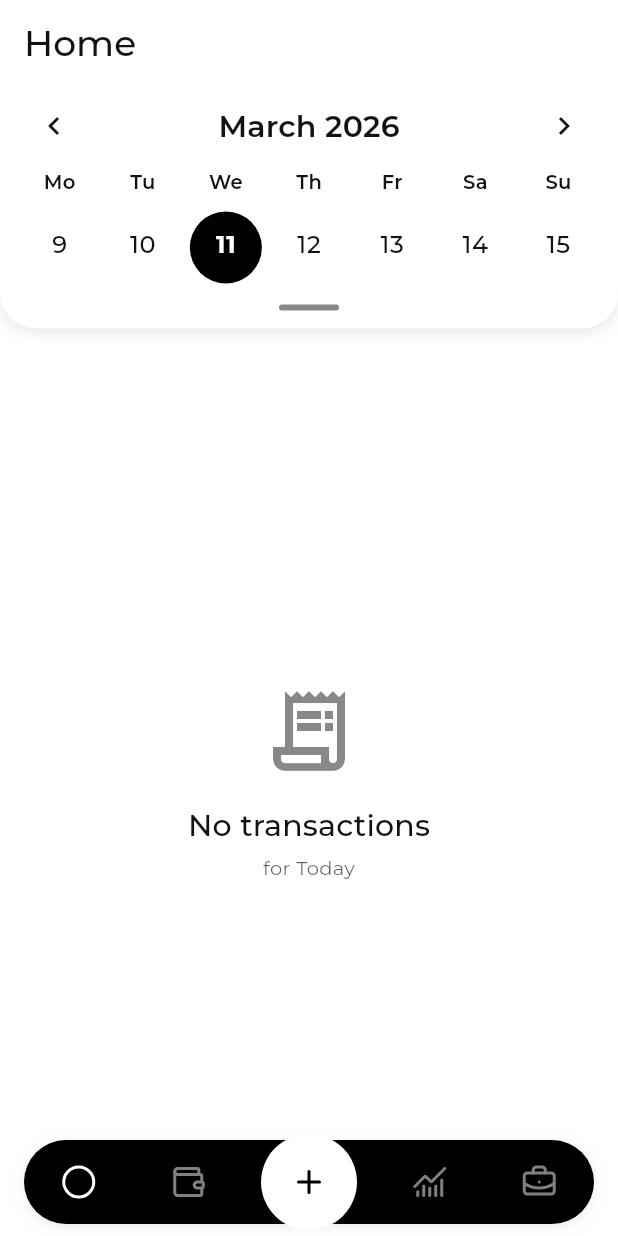
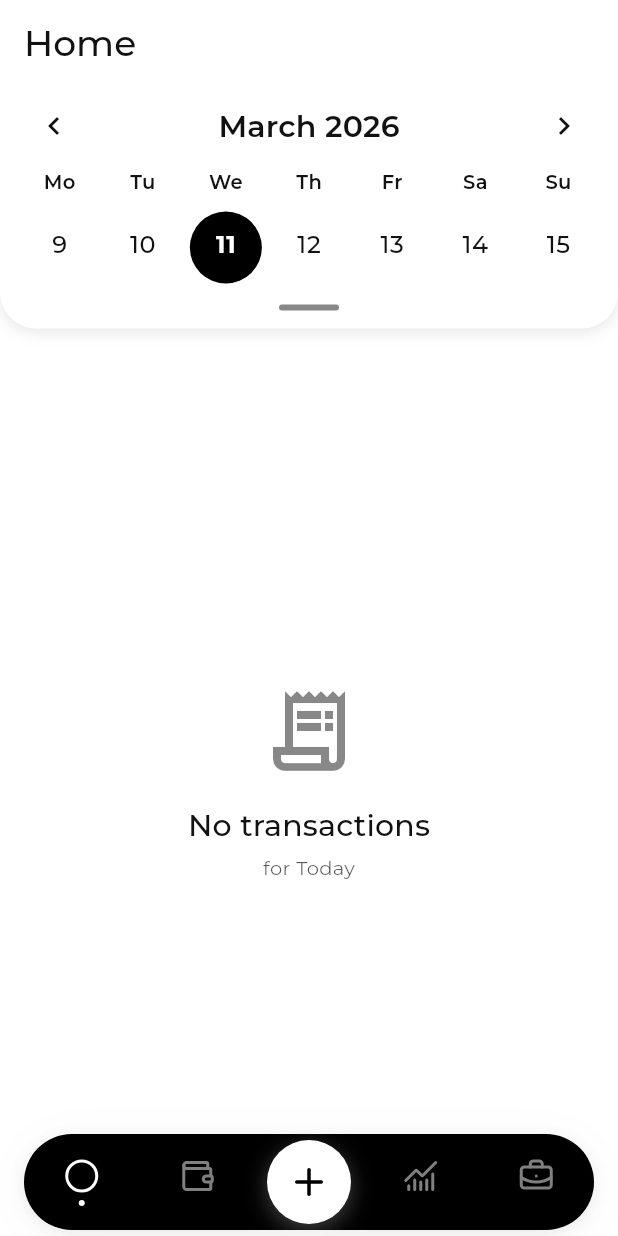
Before and after one commit to aslanDos/WiseBudget, a Flutter app: the screen it shows after launch, on a phone screen of 412 x 824 dp. Run offline on Flutter 3.47's test engine with Material 3 defaults, Android fonts, the phone set to English and light mode, and no system bars; our stand-ins replace dartz, equatable, flutter_bloc, get_it, go_router, lucide_icons_flutter and 2 more; missing offline and left inert: pie_menu; generated files the repository leaves out were written again.

Commit message:
fix: some improvments on NavBar

````diff
--- a/lib/core/theme/app_theme.dart
+++ b/lib/core/theme/app_theme.dart
@@ -1,5 +1,4 @@
 import 'package:flutter/material.dart';
-import 'package:path/path.dart';
 import 'package:pie_menu/pie_menu.dart';
 import 'package:wisebuget/core/constants/app_constants.dart';
 import 'package:wisebuget/core/theme/app_colors_scheme.dart';
@@ -71,7 +70,8 @@ class AppTheme {
         NavbarTheme(
           backgroundColor: scheme.primary,
           activeIconColor: scheme.onPrimary,
-          inactiveIconOpacity: 0.5,
+          inactiveIconColor: scheme.onPrimary.withAlpha(0x80),
+          indicatorColor: scheme.onPrimary,
           transactionButtonBackgroundColor: scheme.primary,
           transactionButtonForegroundColor: scheme.onPrimary,
         ),
--- a/lib/core/theme/navbar_theme.dart
+++ b/lib/core/theme/navbar_theme.dart
@@ -1,18 +1,24 @@
-import 'dart:ui';
-
 import 'package:flutter/material.dart';
 
 class NavbarTheme extends ThemeExtension<NavbarTheme> {
   final Color backgroundColor;
   final Color activeIconColor;
-  final double inactiveIconOpacity;
+  final Color inactiveIconColor;
+  final Color indicatorColor;
   final Color transactionButtonBackgroundColor;
   final Color transactionButtonForegroundColor;
 
-  NavbarTheme({
+  /// Size constants for the navbar layout
+  static const double height = 64.0;
+  static const double centerButtonSize = 56.0;
+  static const double centerGapWidth = 72.0;
+  static const double indicatorSize = 4.0;
+
+  const NavbarTheme({
     required this.backgroundColor,
     required this.activeIconColor,
-    required this.inactiveIconOpacity,
+    required this.inactiveIconColor,
+    required this.indicatorColor,
     required this.transactionButtonBackgroundColor,
     required this.transactionButtonForegroundColor,
   });
@@ -21,14 +27,16 @@ class NavbarTheme extends ThemeExtension<NavbarTheme> {
   ThemeExtension<NavbarTheme> copyWith({
     Color? backgroundColor,
     Color? activeIconColor,
-    double? inactiveIconOpacity,
+    Color? inactiveIconColor,
+    Color? indicatorColor,
     Color? transactionButtonBackgroundColor,
     Color? transactionButtonForegroundColor,
   }) {
     return NavbarTheme(
       backgroundColor: backgroundColor ?? this.backgroundColor,
       activeIconColor: activeIconColor ?? this.activeIconColor,
-      inactiveIconOpacity: inactiveIconOpacity ?? this.inactiveIconOpacity,
+      inactiveIconColor: inactiveIconColor ?? this.inactiveIconColor,
+      indicatorColor: indicatorColor ?? this.indicatorColor,
       transactionButtonBackgroundColor:
           transactionButtonBackgroundColor ??
           this.transactionButtonBackgroundColor,
@@ -48,11 +56,9 @@ class NavbarTheme extends ThemeExtension<NavbarTheme> {
     return NavbarTheme(
       backgroundColor: Color.lerp(backgroundColor, other.backgroundColor, t)!,
       activeIconColor: Color.lerp(activeIconColor, other.activeIconColor, t)!,
-      inactiveIconOpacity: lerpDouble(
-        inactiveIconOpacity,
-        other.inactiveIconOpacity,
-        t,
-      )!,
+      inactiveIconColor:
+          Color.lerp(inactiveIconColor, other.inactiveIconColor, t)!,
+      indicatorColor: Color.lerp(indicatorColor, other.indicatorColor, t)!,
       transactionButtonBackgroundColor: Color.lerp(
         transactionButtonBackgroundColor,
         other.transactionButtonBackgroundColor,
--- a/lib/features/navbar/presentation/navbar.dart
+++ b/lib/features/navbar/presentation/navbar.dart
@@ -3,63 +3,90 @@ import 'package:wisebuget/core/shared/icons/app_icons.dart';
 import 'package:wisebuget/core/theme/navbar_theme.dart';
 import 'package:wisebuget/features/navbar/presentation/widgets/navbar_button.dart';
 
+/// A floating navigation bar with a center gap for the transaction button.
+///
+/// Layout structure:
+/// ```
+/// [Button][Button]  [GAP]  [Button][Button]
+/// ```
+/// The gap is reserved for the floating center button (NewTransactionButton)
+/// which is positioned separately in the parent Stack.
 class Navbar extends StatelessWidget {
   final int activeIndex;
-  final Function(int i) onTap;
+  final ValueChanged<int> onTap;
 
-  const Navbar({super.key, required this.onTap, this.activeIndex = 0});
+  const Navbar({
+    super.key,
+    required this.onTap,
+    this.activeIndex = 0,
+  });
 
   @override
   Widget build(BuildContext context) {
-    final NavbarTheme navbarTheme = Theme.of(context).extension<NavbarTheme>()!;
+    final navbarTheme = Theme.of(context).extension<NavbarTheme>()!;
 
     return Container(
-      constraints: BoxConstraints(maxWidth: 480.0),
+      height: NavbarTheme.height,
+      constraints: const BoxConstraints(maxWidth: 480.0),
       decoration: BoxDecoration(
-        shape: BoxShape.rectangle,
-        borderRadius: .circular(999.9),
+        borderRadius: BorderRadius.circular(NavbarTheme.height / 2),
         color: navbarTheme.backgroundColor,
-        boxShadow: [
+        boxShadow: const [
           BoxShadow(
-            color: const Color(0x05000000),
-            blurRadius: 16.0,
-            offset: const Offset(0, 2),
+            color: Color(0x08000000),
+            blurRadius: 24.0,
+            offset: Offset(0, 4),
           ),
           BoxShadow(
-            color: const Color(0x10000000),
-            blurRadius: 4.0,
-            offset: const Offset(0, 2),
+            color: Color(0x10000000),
+            blurRadius: 8.0,
+            offset: Offset(0, 2),
           ),
         ],
       ),
       child: Row(
-        mainAxisSize: MainAxisSize.max,
-        mainAxisAlignment: .spaceEvenly,
+        children: [
+          // Left section (2 buttons)
+          Expanded(
+            child: Row(
               children: [
                 NavbarButton(
                   index: 0,
                   icon: AppIcons.circle,
+                  activeIndex: activeIndex,
                   onTap: onTap,
-            activeIndex: activeIndex,
                 ),
                 NavbarButton(
                   index: 1,
                   icon: AppIcons.wallet,
+                  activeIndex: activeIndex,
                   onTap: onTap,
-            activeIndex: activeIndex,
                 ),
-          const SizedBox(width: 64.0 + 12.0 + 12.0),
+              ],
+            ),
+          ),
+
+          // Center gap for floating button
+          const SizedBox(width: NavbarTheme.centerGapWidth),
+
+          // Right section (2 buttons)
+          Expanded(
+            child: Row(
+              children: [
                 NavbarButton(
                   index: 2,
                   icon: AppIcons.chart,
+                  activeIndex: activeIndex,
                   onTap: onTap,
-            activeIndex: activeIndex,
                 ),
                 NavbarButton(
                   index: 3,
                   icon: AppIcons.briefCase,
+                  activeIndex: activeIndex,
                   onTap: onTap,
-            activeIndex: activeIndex,
+                ),
+              ],
+            ),
           ),
         ],
       ),
--- a/lib/features/navbar/presentation/widgets/navbar_button.dart
+++ b/lib/features/navbar/presentation/widgets/navbar_button.dart
@@ -1,13 +1,17 @@
-import "package:flutter/material.dart";
-import "package:wisebuget/core/theme/navbar_theme.dart";
+import 'package:flutter/material.dart';
+import 'package:wisebuget/core/theme/navbar_theme.dart';
 
+/// A navigation bar button with an animated dot indicator for active state.
+///
+/// Features:
+/// - Color transition between active and inactive states
+/// - Animated dot indicator underneath active icon
+/// - Smooth 300ms animation for all transitions
 class NavbarButton extends StatelessWidget {
   final IconData icon;
-
   final int index;
   final int activeIndex;
-
-  final Function(int) onTap;
+  final ValueChanged<int> onTap;
 
   bool get isActive => index == activeIndex;
 
@@ -21,32 +25,51 @@ class NavbarButton extends StatelessWidget {
 
   @override
   Widget build(BuildContext context) {
-    final NavbarTheme navbarTheme = Theme.of(context).extension<NavbarTheme>()!;
+    final navbarTheme = Theme.of(context).extension<NavbarTheme>()!;
 
     return Expanded(
       child: Material(
         type: MaterialType.transparency,
-        color: navbarTheme.backgroundColor,
-        shape: const StadiumBorder(),
         child: InkWell(
+          onTap: () => onTap(index),
           customBorder: const StadiumBorder(),
-          onTap: () => onTap(index),
-          overlayColor: WidgetStateProperty.all(Colors.transparent),
-          focusColor: Theme.of(context).focusColor,
-          hoverColor: Theme.of(context).hoverColor,
-          child: Padding(
-            padding: const EdgeInsets.all(16.0),
-            child: AnimatedOpacity(
-              opacity: isActive ? 1 : navbarTheme.inactiveIconOpacity,
-              duration: const Duration(milliseconds: 300),
-              curve: Curves.easeOut,
-              child: Icon(
-                icon,
-                fontWeight: isActive ? FontWeight.w600 : null,
-                color: navbarTheme.activeIconColor,
-                fill: (isActive && icon != Icons.circle_rounded) ? 1.0 : 0.0,
-                weight: isActive ? 600.0 : 400.0,
-              ),
+          splashColor: navbarTheme.activeIconColor.withAlpha(0x1A),
+          highlightColor: navbarTheme.activeIconColor.withAlpha(0x0D),
+          child: SizedBox(
+            height: NavbarTheme.height,
+            child: Column(
+              mainAxisAlignment: MainAxisAlignment.center,
+              children: [
+                // Icon with color animation
+                AnimatedSwitcher(
+                  duration: const Duration(milliseconds: 200),
+                  child: Icon(
+                    icon,
+                    key: ValueKey('$index-$isActive'),
+                    color: isActive
+                        ? navbarTheme.activeIconColor
+                        : navbarTheme.inactiveIconColor,
+                    size: 24.0,
+                  ),
+                ),
+
+                const SizedBox(height: 4.0),
+
+                // Dot indicator with scale animation
+                AnimatedScale(
+                  scale: isActive ? 1.0 : 0.0,
+                  duration: const Duration(milliseconds: 200),
+                  curve: Curves.easeOutCubic,
+                  child: Container(
+                    width: NavbarTheme.indicatorSize,
+                    height: NavbarTheme.indicatorSize,
+                    decoration: BoxDecoration(
+                      color: navbarTheme.indicatorColor,
+                      shape: BoxShape.circle,
+                    ),
+                  ),
+                ),
+              ],
             ),
           ),
         ),
--- a/lib/features/navbar/presentation/widgets/new_transaction_button.dart
+++ b/lib/features/navbar/presentation/widgets/new_transaction_button.dart
@@ -56,25 +56,28 @@ class _NewTransactionButtonState extends State<NewTransactionButton> {
             ),
           )
           .toList(),
-      child: StatefulBuilder(
-        builder: (context, setState) => Material(
+      child: Container(
+        width: NavbarTheme.centerButtonSize,
+        height: NavbarTheme.centerButtonSize,
+        decoration: BoxDecoration(
           color: navbarTheme.transactionButtonForegroundColor,
-          shape: RoundedRectangleBorder(
-            borderRadius: BorderRadius.circular(32.0),
+          shape: BoxShape.circle,
+          boxShadow: [
+            BoxShadow(
+              color: navbarTheme.transactionButtonForegroundColor.withAlpha(0x40),
+              blurRadius: 12.0,
+              offset: const Offset(0, 4),
             ),
-          child: Padding(
-            padding: const EdgeInsets.all(20.0),
+          ],
+        ),
         child: AnimatedRotation(
           turns: _buttonRotationTurns,
           duration: const Duration(milliseconds: 600),
           curve: Curves.easeOutCubic,
           child: Icon(
             AppIcons.add,
-                fill: 0.0,
             color: navbarTheme.transactionButtonBackgroundColor,
-                weight: 600,
-              ),
-            ),
+            size: 28.0,
           ),
         ),
       ),
````
Lines whose indentation alone changed are shown as unchanged.
